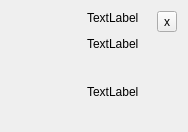
Before: the Qt Designer form src/notification.ui in lxqt/lxqt-notificationd, drawn with Qt 5.
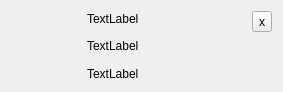
After: the same form once the commit is applied.

Commit message: notifications: vrious fixes; more options (hardcoded values removed); layouting

```diff
--- a/src/notification.ui
+++ b/src/notification.ui
@@ -6,8 +6,8 @@
    <rect>
     <x>0</x>
     <y>0</y>
-    <width>188</width>
-    <height>132</height>
+    <width>283</width>
+    <height>92</height>
    </rect>
   </property>
   <property name="sizePolicy">
@@ -69,7 +69,7 @@
        <item>
         <widget class="QLabel" name="appLabel">
          <property name="sizePolicy">
-          <sizepolicy hsizetype="MinimumExpanding" vsizetype="Preferred">
+          <sizepolicy hsizetype="MinimumExpanding" vsizetype="MinimumExpanding">
            <horstretch>0</horstretch>
            <verstretch>0</verstretch>
           </sizepolicy>
@@ -84,6 +84,12 @@
        </item>
        <item>
         <widget class="QLabel" name="summaryLabel">
+         <property name="sizePolicy">
+          <sizepolicy hsizetype="MinimumExpanding" vsizetype="MinimumExpanding">
+           <horstretch>0</horstretch>
+           <verstretch>0</verstretch>
+          </sizepolicy>
+         </property>
          <property name="text">
           <string>TextLabel</string>
          </property>
```
The commit also changes 11 other files.
